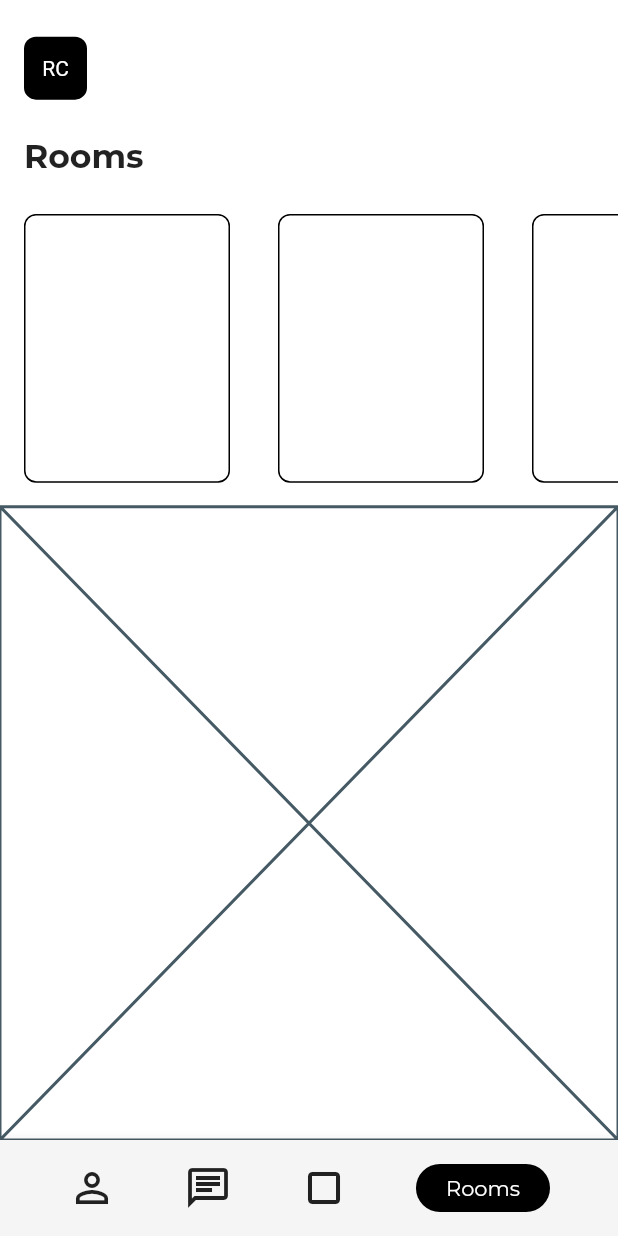
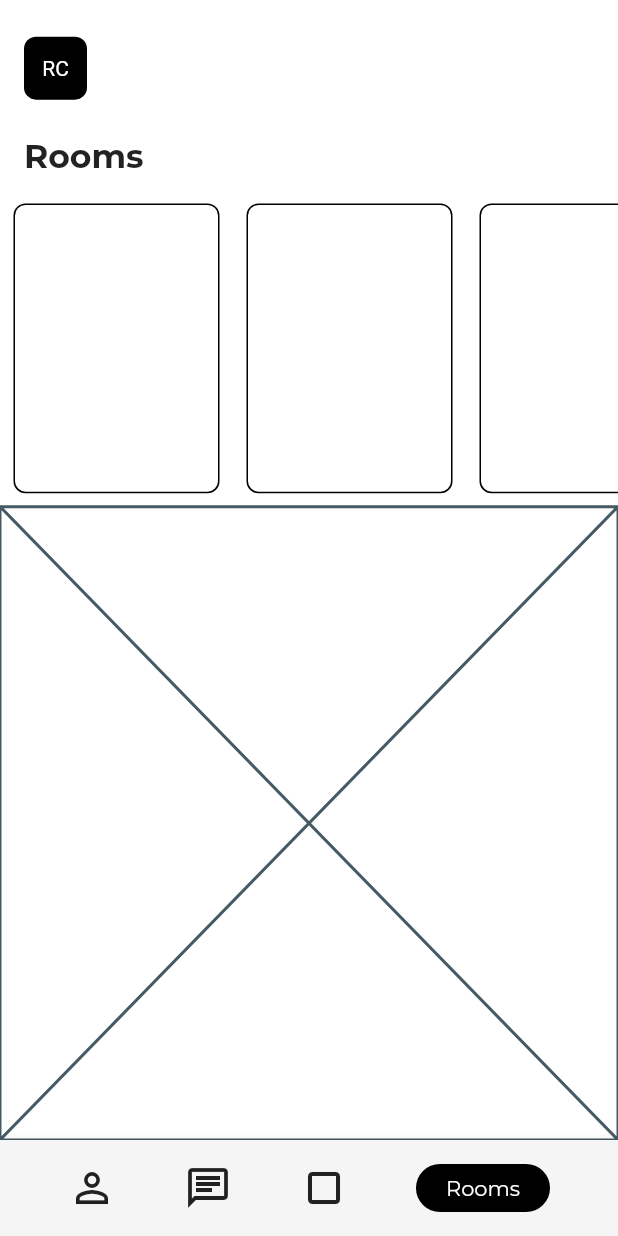
Before and after one commit to JAICHANGPARK/flutter_notebook_8th_story, a Flutter app: the RoomsPage screen opened by its route, on a phone screen of 412 x 824 dp. Run offline on Flutter 3.47's test engine with Material 2 defaults, Android fonts, the phone set to English and light mode, and no system bars; our stand-ins replace badges, flutter_hooks, google_fonts, hooks_riverpod, state_notifier.

Commit message:
Update rooms_page.dart

```diff
--- a/lib/ep588_social_app/rooms_page.dart
+++ b/lib/ep588_social_app/rooms_page.dart
@@ -62,16 +62,21 @@ class _RoomsPageState extends State<RoomsPage> {
                       scrollDirection: Axis.horizontal,
                       children: [
                         Container(
-                          margin: EdgeInsets.all(16),
+                          margin: EdgeInsets.all(9),
                           width: MediaQuery.of(context).size.width / 3,
                           decoration: BoxDecoration(
                             color: Colors.white,
                             borderRadius: BorderRadius.circular(8),
                             border: Border.all(color: Colors.black)
                           ),
+                          child: Column(
+                            children: [
+
+                            ],
+                          ),
                         ),
                         Container(
-                          margin: EdgeInsets.all(16),
+                          margin: EdgeInsets.all(9),
                           width: MediaQuery.of(context).size.width / 3,
                           decoration: BoxDecoration(
                               color: Colors.white,
@@ -80,7 +85,7 @@ class _RoomsPageState extends State<RoomsPage> {
                           ),
                         ),
                         Container(
-                          margin: EdgeInsets.all(16),
+                          margin: EdgeInsets.all(9),
                           width: MediaQuery.of(context).size.width / 3,
                           decoration: BoxDecoration(
                               color: Colors.white,
```
